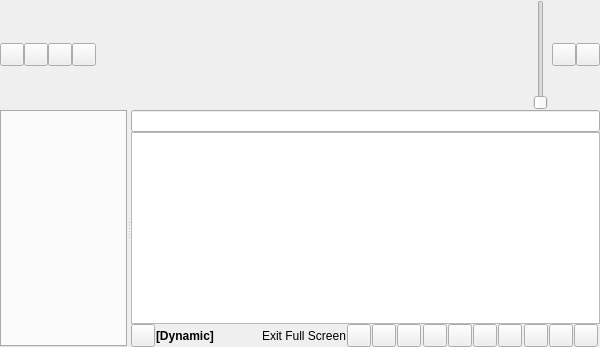
Qt form gui/mainwindow.ui (CDrummond/cantata) before a commit.
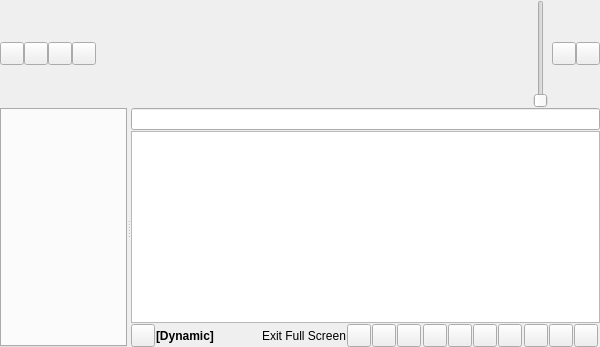
The same form after that commit. Custom widgets are drawn as their Qt base class.

What changed in the file:
```diff
--- a/gui/mainwindow.ui
+++ b/gui/mainwindow.ui
@@ -147,7 +147,7 @@
        </property>
        <layout class="QVBoxLayout" name="vlayoutx">
         <property name="spacing">
-         <number>0</number>
+         <number>1</number>
         </property>
         <property name="margin">
          <number>0</number>
```
Left out of the diff: 2 changed lines with no effect on the pictures.
